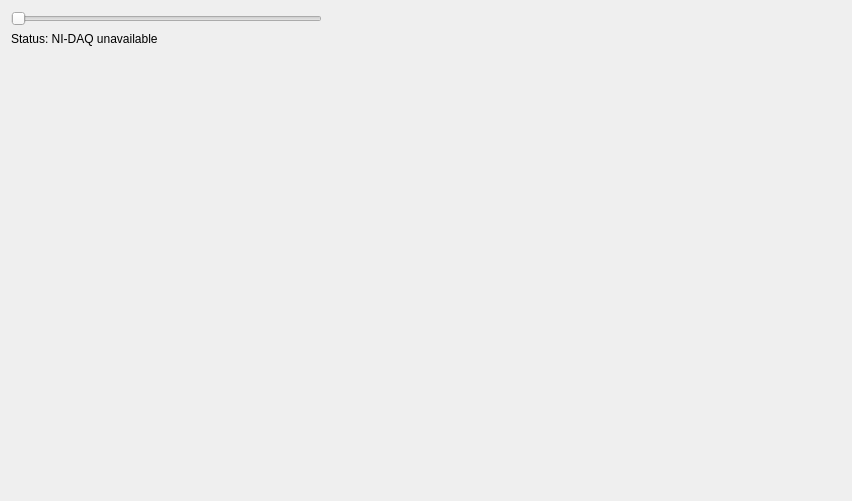
The window that app/window/overview_window.ui (teuncm/wormenpracticum) describes before a commit, drawn with Qt 5.
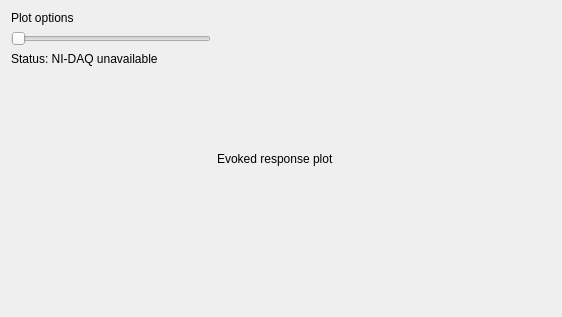
The same window after the commit.

Diff of the .ui file:
```diff
--- a/app/window/overview_window.ui
+++ b/app/window/overview_window.ui
@@ -6,8 +6,8 @@
    <rect>
     <x>0</x>
     <y>0</y>
-    <width>852</width>
-    <height>501</height>
+    <width>562</width>
+    <height>317</height>
    </rect>
   </property>
   <property name="windowTitle">
@@ -16,6 +16,13 @@
   <layout class="QHBoxLayout" name="horizontalLayout" stretch="3,5">
    <item>
     <layout class="QVBoxLayout" name="leftLayout">
+     <item>
+      <widget class="QLabel" name="title_options">
+       <property name="text">
+        <string>Plot options</string>
+       </property>
+      </widget>
+     </item>
      <item>
       <widget class="QSlider" name="ampSlider">
        <property name="orientation">
@@ -49,7 +56,15 @@
     </layout>
    </item>
    <item>
-    <layout class="QVBoxLayout" name="rightLayout"/>
+    <layout class="QVBoxLayout" name="rightLayout">
+     <item>
+      <widget class="QLabel" name="title_response">
+       <property name="text">
+        <string>Evoked response plot</string>
+       </property>
+      </widget>
+     </item>
+    </layout>
    </item>
   </layout>
  </widget>
```
Left out of the diff: 2 changed lines with no effect on the pictures.
